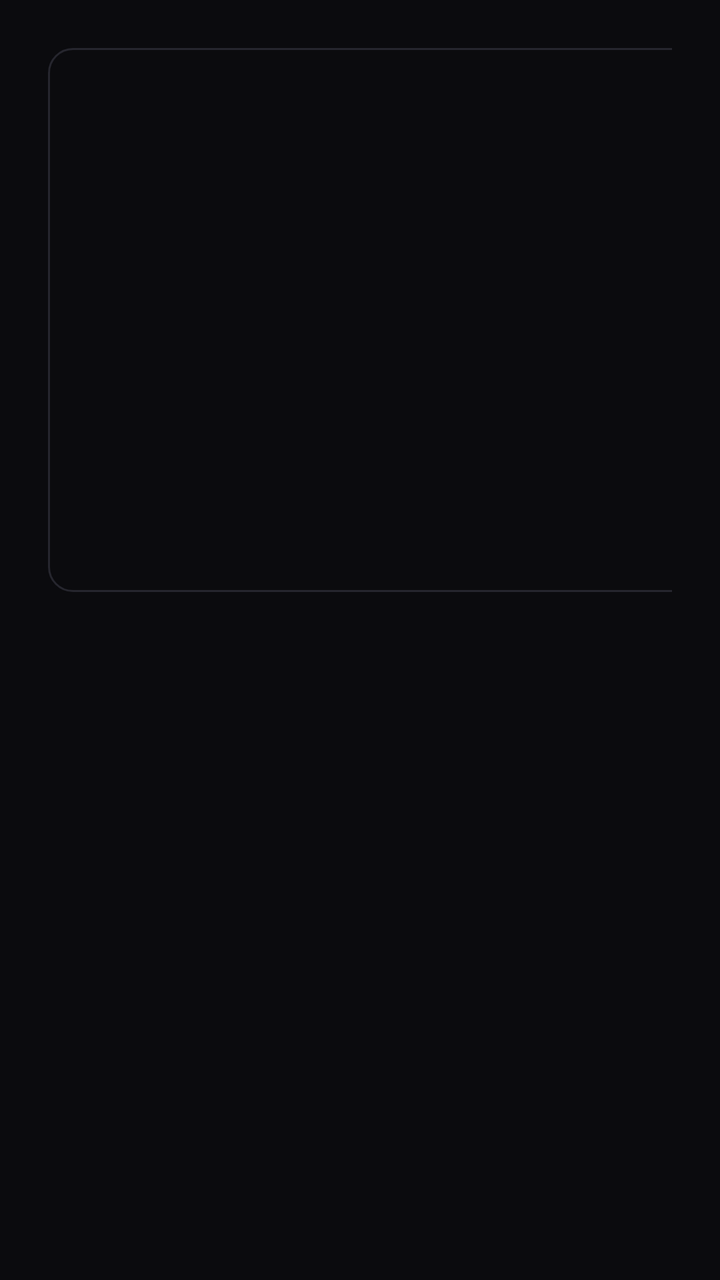
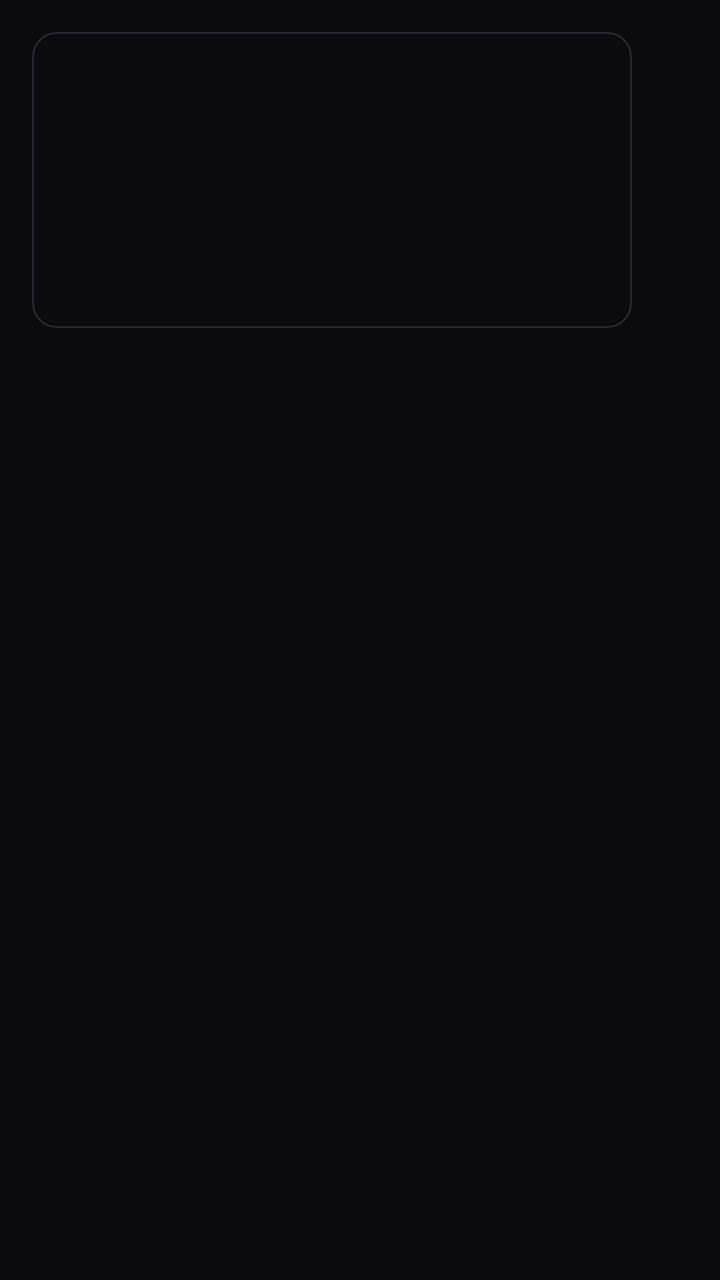

Compare the two renders of this Android layout. The source of the first and the diff that turns it into the second are given below.
<!-- AndroidManifest.xml: application theme Theme.OpenTV -->
<!-- res/layout/activity_guide.xml -->
<?xml version="1.0" encoding="utf-8"?>
<LinearLayout xmlns:android="http://schemas.android.com/apk/res/android"
    android:layout_width="match_parent"
    android:layout_height="match_parent"
    android:orientation="vertical"
    android:background="#0B0B0E">

    
    <LinearLayout
        android:layout_width="match_parent"
        android:layout_height="320dp"
        android:orientation="horizontal"
        android:padding="24dp">

        
        <FrameLayout
            android:layout_width="560dp"
            android:layout_height="match_parent"
            android:background="@drawable/guide_preview_bg">

            <ImageView
                android:id="@+id/guide_detail_logo"
                android:layout_width="180dp"
                android:layout_height="180dp"
                android:layout_gravity="center"
                android:contentDescription="@string/guide_preview" />

            <TextView
                android:id="@+id/guide_detail_channel"
                android:layout_width="wrap_content"
                android:layout_height="wrap_content"
                android:layout_gravity="bottom|center_horizontal"
                android:layout_marginBottom="16dp"
                android:textColor="#FFFFFF"
                android:textSize="18sp"
                android:textStyle="bold"
                android:maxLines="1" />
        </FrameLayout>

        
        <LinearLayout
            android:layout_width="0dp"
            android:layout_height="match_parent"
            android:layout_weight="1"
            android:layout_marginStart="32dp"
            android:orientation="vertical">

            <LinearLayout
                android:layout_width="match_parent"
                android:layout_height="wrap_content"
                android:orientation="horizontal"
                android:gravity="center_vertical">

                <TextView
                    android:id="@+id/guide_detail_title"
                    android:layout_width="0dp"
                    android:layout_height="wrap_content"
                    android:layout_weight="1"
                    android:textColor="#FFFFFF"
                    android:textSize="30sp"
                    android:textStyle="bold"
                    android:maxLines="2"
                    android:ellipsize="end" />

                
                <TextView
                    android:id="@+id/guide_detail_star"
                    android:layout_width="wrap_content"
                    android:layout_height="wrap_content"
                    android:layout_marginStart="16dp"
                    android:text="☆"
                    android:textColor="#7A7A85"
                    android:textSize="34sp"
                    android:focusable="true"
                    android:clickable="true"
                    android:padding="8dp" />
            </LinearLayout>

            <LinearLayout
                android:layout_width="match_parent"
                android:layout_height="wrap_content"
                android:layout_marginTop="16dp"
                android:orientation="horizontal"
                android:gravity="center_vertical">

                <TextView
                    android:id="@+id/guide_detail_time"
                    android:layout_width="wrap_content"
                    android:layout_height="wrap_content"
                    android:textColor="#C9C9D1"
                    android:textSize="17sp" />

                <ProgressBar
                    android:id="@+id/guide_detail_progress"
                    style="?android:attr/progressBarStyleHorizontal"
                    android:layout_width="220dp"
                    android:layout_height="8dp"
                    android:layout_marginStart="16dp"
                    android:max="100"
                    android:progress="0"
                    android:progressDrawable="@drawable/guide_progress_drawable" />

                <TextView
                    android:id="@+id/guide_detail_remaining"
                    android:layout_width="wrap_content"
                    android:layout_height="wrap_content"
                    android:layout_marginStart="12dp"
                    android:textColor="#C9C9D1"
                    android:textSize="17sp" />
            </LinearLayout>

            <View
                android:layout_width="match_parent"
                android:layout_height="0dp"
                android:layout_weight="1" />

            <TextView
                android:id="@+id/guide_detail_category"
                android:layout_width="wrap_content"
                android:layout_height="wrap_content"
                android:layout_gravity="end"
                android:textColor="#9A9AA3"
                android:textSize="17sp" />
        </LinearLayout>
    </LinearLayout>

    <ProgressBar
        android:id="@+id/guide_loading"
        android:layout_width="wrap_content"
        android:layout_height="wrap_content"
        android:layout_gravity="center"
        android:layout_marginTop="48dp" />

    <ScrollView
        android:id="@+id/guide_scroll"
        android:layout_width="match_parent"
        android:layout_height="0dp"
        android:layout_weight="1"
        android:visibility="gone">

        <HorizontalScrollView
            android:id="@+id/guide_hscroll"
            android:layout_width="wrap_content"
            android:layout_height="wrap_content">

            <FrameLayout
                android:id="@+id/guide_frame"
                android:layout_width="wrap_content"
                android:layout_height="wrap_content">

                <LinearLayout
                    android:id="@+id/guide_container"
                    android:layout_width="wrap_content"
                    android:layout_height="wrap_content"
                    android:orientation="vertical" />

                
                <View
                    android:id="@+id/guide_now_line"
                    android:layout_width="3dp"
                    android:layout_height="match_parent"
                    android:background="#FF3B30"
                    android:visibility="gone" />

            </FrameLayout>
        </HorizontalScrollView>
    </ScrollView>

    <TextView
        android:id="@+id/guide_empty"
        android:layout_width="wrap_content"
        android:layout_height="wrap_content"
        android:layout_gravity="center"
        android:layout_marginTop="48dp"
        android:text="@string/guide_no_results"
        android:textColor="#9A9AA3"
        android:textSize="18sp"
        android:visibility="gone" />

</LinearLayout>
<!-- resources referenced by this layout -->
<resources>
  <!-- drawable guide_preview_bg (drawable) -->
  <?xml version="1.0" encoding="utf-8"?>
  <shape xmlns:android="http://schemas.android.com/apk/res/android"
      android:shape="rectangle">
      <solid android:color="#0B0B0E" />
      <corners android:radius="12dp" />
      <stroke
          android:width="1dp"
          android:color="#26262E" />
  </shape>
  <!-- drawable guide_progress_drawable (drawable) -->
  <?xml version="1.0" encoding="utf-8"?>
  <layer-list xmlns:android="http://schemas.android.com/apk/res/android">
      <item android:id="@android:id/background">
          <shape android:shape="rectangle">
              <solid android:color="#2A2A32" />
              <corners android:radius="4dp" />
          </shape>
      </item>
      <item android:id="@android:id/progress">
          <clip>
              <shape android:shape="rectangle">
                  <solid android:color="#3B82F6" />
                  <corners android:radius="4dp" />
              </shape>
          </clip>
      </item>
  </layer-list>
  <string name="guide_no_results">No channels or shows match your search.</string>
  <string name="guide_preview">Channel preview</string>
  <style name="Theme.OpenTV" parent="Theme.Leanback">
          <item name="android:windowBackground">@android:color/black</item>
      </style>
</resources>

<!-- the commit's change to res/layout/activity_guide.xml (unified diff, before → after) -->
@@ -8,20 +8,20 @@
     
     <LinearLayout
         android:layout_width="match_parent"
-        android:layout_height="320dp"
+        android:layout_height="180dp"
         android:orientation="horizontal"
-        android:padding="24dp">
+        android:padding="16dp">
 
         
         <FrameLayout
-            android:layout_width="560dp"
+            android:layout_width="300dp"
             android:layout_height="match_parent"
             android:background="@drawable/guide_preview_bg">
 
             <ImageView
                 android:id="@+id/guide_detail_logo"
-                android:layout_width="180dp"
-                android:layout_height="180dp"
+                android:layout_width="96dp"
+                android:layout_height="96dp"
                 android:layout_gravity="center"
                 android:contentDescription="@string/guide_preview" />
 
@@ -30,9 +30,9 @@
                 android:layout_width="wrap_content"
                 android:layout_height="wrap_content"
                 android:layout_gravity="bottom|center_horizontal"
-                android:layout_marginBottom="16dp"
+                android:layout_marginBottom="8dp"
                 android:textColor="#FFFFFF"
-                android:textSize="18sp"
+                android:textSize="14sp"
                 android:textStyle="bold"
                 android:maxLines="1" />
         </FrameLayout>
@@ -42,7 +42,7 @@
             android:layout_width="0dp"
             android:layout_height="match_parent"
             android:layout_weight="1"
-            android:layout_marginStart="32dp"
+            android:layout_marginStart="24dp"
             android:orientation="vertical">
 
             <LinearLayout
@@ -57,7 +57,7 @@
                     android:layout_height="wrap_content"
                     android:layout_weight="1"
                     android:textColor="#FFFFFF"
-                    android:textSize="30sp"
+                    android:textSize="22sp"
                     android:textStyle="bold"
                     android:maxLines="2"
                     android:ellipsize="end" />
@@ -67,19 +67,19 @@
                     android:id="@+id/guide_detail_star"
                     android:layout_width="wrap_content"
                     android:layout_height="wrap_content"
-                    android:layout_marginStart="16dp"
+                    android:layout_marginStart="8dp"
                     android:text="☆"
                     android:textColor="#7A7A85"
-                    android:textSize="34sp"
+                    android:textSize="26sp"
                     android:focusable="true"
                     android:clickable="true"
-                    android:padding="8dp" />
+                    android:padding="4dp" />
             </LinearLayout>
 
             <LinearLayout
                 android:layout_width="match_parent"
                 android:layout_height="wrap_content"
-                android:layout_marginTop="16dp"
+                android:layout_marginTop="8dp"
                 android:orientation="horizontal"
                 android:gravity="center_vertical">
 
@@ -88,14 +88,14 @@
                     android:layout_width="wrap_content"
                     android:layout_height="wrap_content"
                     android:textColor="#C9C9D1"
-                    android:textSize="17sp" />
+                    android:textSize="15sp" />
 
                 <ProgressBar
                     android:id="@+id/guide_detail_progress"
                     style="?android:attr/progressBarStyleHorizontal"
-                    android:layout_width="220dp"
-                    android:layout_height="8dp"
-                    android:layout_marginStart="16dp"
+                    android:layout_width="160dp"
+                    android:layout_height="6dp"
+                    android:layout_marginStart="12dp"
                     android:max="100"
                     android:progress="0"
                     android:progressDrawable="@drawable/guide_progress_drawable" />
@@ -104,9 +104,9 @@
                     android:id="@+id/guide_detail_remaining"
                     android:layout_width="wrap_content"
                     android:layout_height="wrap_content"
-                    android:layout_marginStart="12dp"
+                    android:layout_marginStart="8dp"
                     android:textColor="#C9C9D1"
-                    android:textSize="17sp" />
+                    android:textSize="15sp" />
             </LinearLayout>
 
             <View
@@ -120,7 +120,7 @@
                 android:layout_height="wrap_content"
                 android:layout_gravity="end"
                 android:textColor="#9A9AA3"
-                android:textSize="17sp" />
+                android:textSize="15sp" />
         </LinearLayout>
     </LinearLayout>
 
